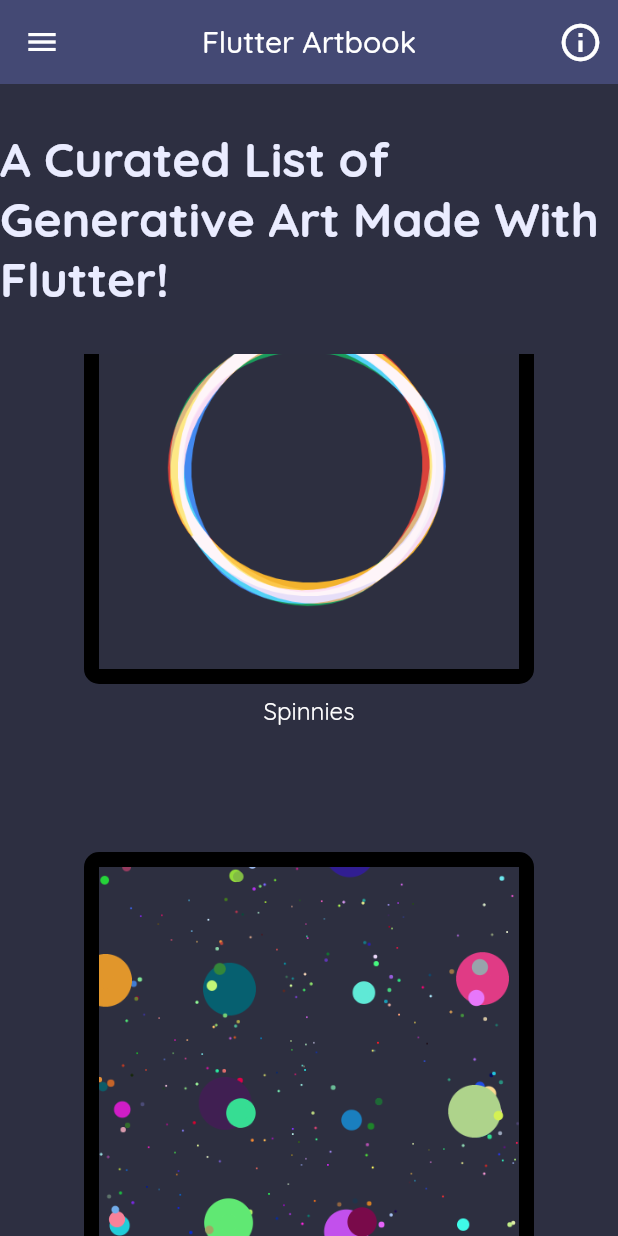
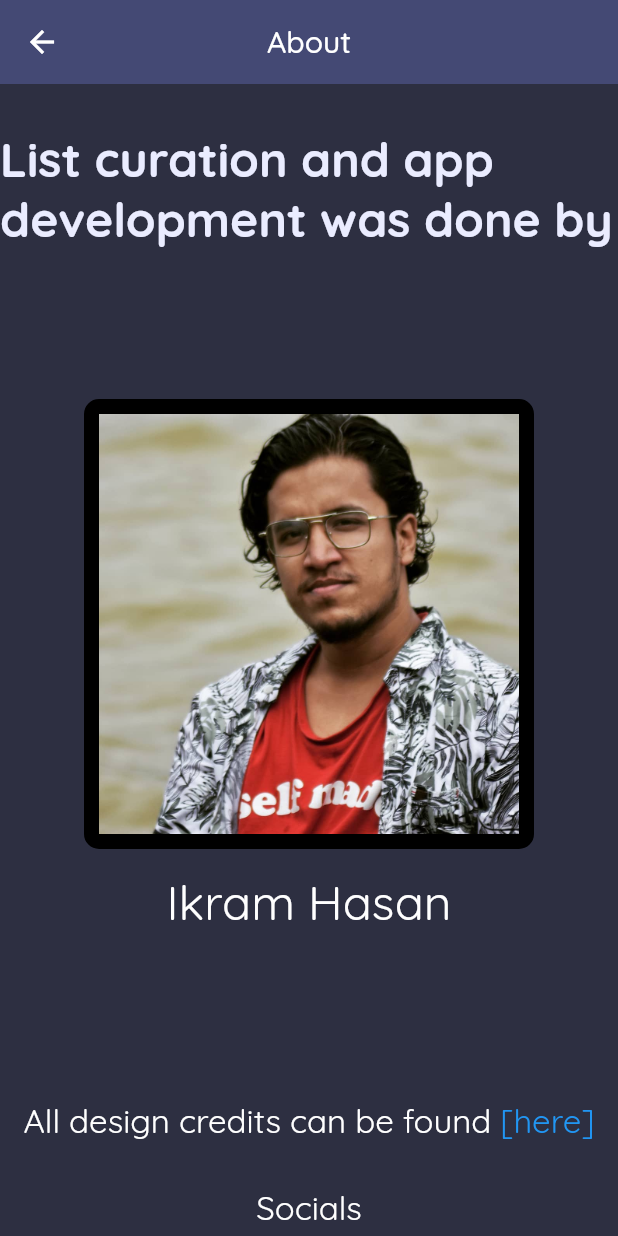
Before and after one commit to ikramhasan/Flutter-Artbook, a Flutter app: the screen it shows after launch, scrolled down 1728 dp, after a tap on the "info outline" icon, on a phone screen of 412 x 824 dp. Run offline on Flutter 3.47's test engine with Material 2 defaults, Android fonts, the phone set to English and light mode, and no system bars; our stand-ins replace font_awesome_flutter, get, google_fonts; missing offline and left inert: dart:html.

Commit message:
ADDED: About page

```diff
--- a/lib/main.dart
+++ b/lib/main.dart
@@ -1,7 +1,7 @@
 import 'package:flutter/material.dart';
 import 'package:get/get.dart';
 
-import 'homepage.dart';
+import 'screens.dart/homepage.dart';
 
 void main() {
   runApp(App());
--- /dev/null
+++ b/lib/screens.dart/about.dart
@@ -0,0 +1,134 @@
+import 'package:flutter/material.dart';
+import 'package:font_awesome_flutter/font_awesome_flutter.dart';
+import 'package:google_fonts/google_fonts.dart';
+import 'dart:html' as html;
+
+class About extends StatelessWidget {
+  @override
+  Widget build(BuildContext context) {
+    final String githubUrl = 'https://github.com/ikramhasan';
+    final String facebookUrl = 'https://www.facebook.com/ihni7/';
+    final String twitterUrl = 'https://twitter.com/ikramhasandev';
+    final String redditUrl = 'https://www.reddit.com/user/ikramhasan';
+
+    return Scaffold(
+      appBar: AppBar(
+        backgroundColor: Color(0xFF444974),
+        elevation: 0,
+        title: Text(
+          'About',
+          style: GoogleFonts.quicksand(),
+        ),
+        centerTitle: true,
+      ),
+      body: SingleChildScrollView(
+        child: Container(
+          alignment: Alignment.center,
+          color: Color(0xFF2D2F41),
+          child: Column(
+            children: [
+              SizedBox(height: 30),
+              Text(
+                'List curation and app development was done by',
+                style: GoogleFonts.quicksand(
+                  fontSize: 32,
+                  fontWeight: FontWeight.bold,
+                  color: Color(0xFFEAECFF),
+                ),
+              ),
+              SizedBox(height: 100),
+              Container(
+                height: 300,
+                width: 300,
+                decoration: BoxDecoration(
+                  border: Border.all(width: 10),
+                  borderRadius: BorderRadius.circular(10),
+                ),
+                child: Image.asset('assets/author.jpg'),
+              ),
+              SizedBox(height: 15),
+              Text(
+                'Ikram Hasan',
+                style: GoogleFonts.quicksand(fontSize: 32),
+              ),
+              SizedBox(height: MediaQuery.of(context).size.height/2 - 300),
+              Row(
+                mainAxisSize: MainAxisSize.min,
+                children: [
+                  Text(
+                    'All design credits can be found ',
+                    style: GoogleFonts.quicksand(fontSize: 22),
+                  ),
+                  InkWell(
+                    onTap: () {
+                      html.window.open(
+                          'https://github.com/ikramhasan/Flutter-Artbook/blob/master/README.md',
+                          'Credits');
+                    },
+                    child: Text(
+                      '[here]',
+                      style: GoogleFonts.quicksand(
+                        fontSize: 22,
+                        color: Colors.blue,
+                      ),
+                    ),
+                  ),
+                ],
+              ),
+              SizedBox(height: 30),
+              Text(
+                'Socials',
+                style: GoogleFonts.quicksand(fontSize: 22),
+              ),
+              SizedBox(height: 15),
+              Row(
+                mainAxisSize: MainAxisSize.min,
+                children: [
+                  InkWell(
+                    onTap: () {
+                      html.window.open(githubUrl, 'GitHub');
+                    },
+                    child: FaIcon(
+                      FontAwesomeIcons.github,
+                      size: 40,
+                    ),
+                  ),
+                  SizedBox(width: 10),
+                  InkWell(
+                    onTap: () {
+                      html.window.open(facebookUrl, 'FaceBook');
+                    },
+                    child: FaIcon(
+                      FontAwesomeIcons.facebook,
+                      size: 40,
+                    ),
+                  ),
+                  SizedBox(width: 10),
+                  InkWell(
+                    onTap: () {
+                      html.window.open(twitterUrl, 'Twitter');
+                    },
+                    child: FaIcon(
+                      FontAwesomeIcons.twitter,
+                      size: 40,
+                    ),
+                  ),
+                  SizedBox(width: 10),
+                  InkWell(
+                    onTap: () {
+                      html.window.open(redditUrl, 'Reddit');
+                    },
+                    child: FaIcon(
+                      FontAwesomeIcons.reddit,
+                      size: 40,
+                    ),
+                  ),
+                ],
+              ),
+            ],
+          ),
+        ),
+      ),
+    );
+  }
+}
--- a/lib/homepage.dart
+++ b/lib/screens.dart/homepage.dart
@@ -1,6 +1,8 @@
+import 'package:artbook/screens.dart/about.dart';
 import 'package:artbook/widgets/art_cards.dart';
 import 'package:artbook/widgets/my_drawer.dart';
 import 'package:flutter/material.dart';
+import 'package:get/get.dart';
 import 'package:google_fonts/google_fonts.dart';
 
 class HomePage extends StatefulWidget {
@@ -24,7 +26,9 @@ class _HomePageState extends State<HomePage> {
           Padding(
             padding: const EdgeInsets.only(right: 10.0),
             child: InkWell(
-              onTap: () {},
+              onTap: () {
+                Get.to(About());
+              },
               child: Icon(
                 Icons.info_outline,
                 size: 30,
--- a/pubspec.yaml
+++ b/pubspec.yaml
@@ -29,6 +29,7 @@ dependencies:
   cupertino_icons: ^0.1.3
   get: ^3.11.1
   google_fonts: ^1.1.0
+  font_awesome_flutter: ^8.8.1
 
 dev_dependencies:
   flutter_test:
```
Also changed, not shown: assets/author.jpg (added), pubspec.lock.
